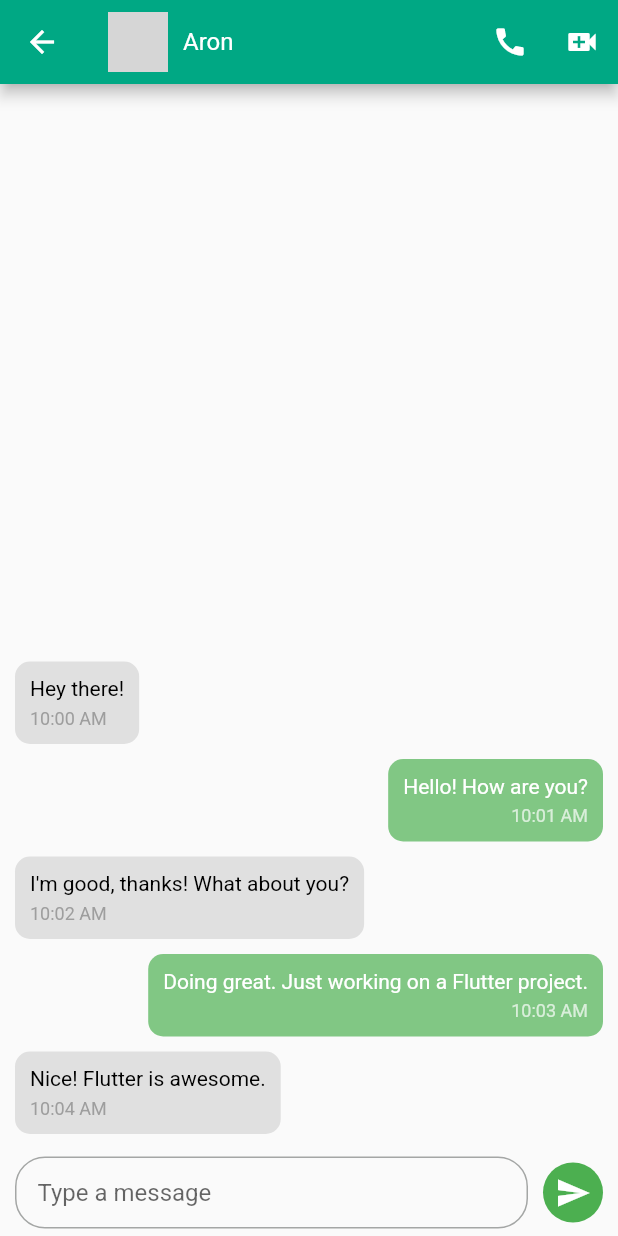
After one commit to nextgenbite/whatsapp-ui, a Flutter app: the ChatsScreen screen opened directly, after a tap on "Aron", on a phone screen of 412 x 824 dp. The commit adds this screen. Run offline on Flutter 3.47's test engine with Material 3 defaults, Android fonts, the phone set to English and light mode, and no system bars; our stand-ins replace image_picker; network calls fail; grey boxes are pictures that could not be loaded.

Commit message:
message screen added

```diff
--- a/lib/screens/call/calls_screen.dart
+++ b/lib/screens/call/calls_screen.dart
@@ -2,7 +2,8 @@ import 'package:flutter/material.dart';
 import 'package:whatsapp/widgets/ui_helper.dart';
 
 class CallsScreen extends StatelessWidget {
-  var callContent = [
+  CallsScreen({super.key});
+  final callContent = [
     {
       "name": "Micheal",
       "img":
--- a/lib/screens/camera/camera_screen.dart
+++ b/lib/screens/camera/camera_screen.dart
@@ -1,6 +1,8 @@
 import 'package:flutter/material.dart';
 
 class CameraScreen extends StatelessWidget {
+  const CameraScreen({super.key});
+  // final TextEditingController _controller = TextEditingController();
   @override
   Widget build(BuildContext context) {
     return Scaffold(body: Center(child: Text("Camera")));
--- a/lib/screens/chats/chats_screen.dart
+++ b/lib/screens/chats/chats_screen.dart
@@ -1,8 +1,11 @@
 import 'package:flutter/material.dart';
 import 'package:whatsapp/widgets/ui_helper.dart';
 
+import '../message/message_screen.dart';
+
 class ChatsScreen extends StatelessWidget {
-  var arrContent = [
+  ChatsScreen({super.key});
+  final arrContent = [
     {
       "images":
           "https://t3.ftcdn.net/jpg/02/43/12/34/360_F_243123463_zTooub557xEWABDLk0jJklDyLSGl2jrr.jpg",
@@ -86,6 +89,18 @@ class ChatsScreen extends StatelessWidget {
             child: ListView.builder(
               itemBuilder: (context, index) {
                 return ListTile(
+                  onTap: () {
+                    Navigator.push(
+                      context,
+                      MaterialPageRoute(
+                        builder:
+                            (context) => MessageScreen(
+                              userName: arrContent[index]["name"].toString(),
+                              userImage: arrContent[index]["images"].toString(),
+                            ),
+                      ),
+                    );
+                  },
                   leading: CircleAvatar(
                     radius: 40,
                     backgroundImage: NetworkImage(
--- a/lib/screens/home/home_screen.dart
+++ b/lib/screens/home/home_screen.dart
@@ -7,6 +7,7 @@ import '../chats/chats_screen.dart';
 import '../status/status_screen.dart';
 
 class HomeScreen extends StatelessWidget {
+  const HomeScreen({super.key});
   @override
   Widget build(BuildContext context) {
     return DefaultTabController(
--- /dev/null
+++ b/lib/screens/message/message_screen.dart
@@ -0,0 +1,187 @@
+import 'package:flutter/material.dart';
+import 'package:whatsapp/widgets/ui_helper.dart';
+
+class MessageScreen extends StatefulWidget {
+  const MessageScreen({
+    super.key,
+    this.userName = "User Name",
+    this.userImage = "https://dummyimage.com/300x300/000/fff&text=User",
+  });
+  final String userName;
+  final String userImage;
+
+  @override
+  State<MessageScreen> createState() => _MessageScreenState();
+}
+
+class _MessageScreenState extends State<MessageScreen> {
+  final TextEditingController _controller = TextEditingController();
+
+  final List<Map<String, dynamic>> _messages = [];
+
+  @override
+  void initState() {
+    super.initState();
+    _loadDummyMessages();
+  }
+
+  void _loadDummyMessages() {
+    _messages.addAll([
+      {'text': 'Hey there!', 'timestamp': '10:00 AM', 'isMe': false},
+      {'text': 'Hello! How are you?', 'timestamp': '10:01 AM', 'isMe': true},
+      {
+        'text': 'I\'m good, thanks! What about you?',
+        'timestamp': '10:02 AM',
+        'isMe': false,
+      },
+      {
+        'text': 'Doing great. Just working on a Flutter project.',
+        'timestamp': '10:03 AM',
+        'isMe': true,
+      },
+      {
+        'text': 'Nice! Flutter is awesome.',
+        'timestamp': '10:04 AM',
+        'isMe': false,
+      },
+    ]);
+  }
+
+  void _sendMessage() {
+    final text = _controller.text.trim();
+    if (text.isNotEmpty) {
+      setState(() {
+        _messages.add({
+          'text': text,
+          'timestamp': TimeOfDay.now().format(context),
+          'isMe': true,
+        });
+      });
+      _controller.clear();
+    }
+  }
+
+  @override
+  Widget build(BuildContext context) {
+    return Scaffold(
+      appBar: AppBar(
+        iconTheme: IconThemeData(color: Colors.white),
+        leading: IconButton(
+          icon: Icon(Icons.arrow_back),
+          onPressed: () {
+            Navigator.pop(context);
+          },
+        ),
+        title: Row(
+          children: [
+            CircleAvatar(
+              backgroundImage: NetworkImage(
+                widget.userImage, // Replace with your image URL
+              ), // Replace with your image URL
+            ),
+            SizedBox(width: 10),
+            UiHelper.customTextStyle(
+              text: widget.userName,
+              fontSize: 16,
+              color: Colors.white,
+            ),
+          ],
+        ),
+        actions: [
+          IconButton(
+            icon: Icon(Icons.call),
+            onPressed: () {
+              // Handle call action
+            },
+          ),
+          IconButton(
+            icon: Icon(Icons.video_call),
+            onPressed: () {
+              // Handle video call action
+            },
+          ),
+        ],
+      ),
+
+      body: SafeArea(
+        child: Column(
+          children: [
+            Expanded(
+              child: ListView.builder(
+                reverse: true,
+                padding: EdgeInsets.symmetric(horizontal: 10, vertical: 5),
+                itemCount: _messages.length,
+                itemBuilder: (context, index) {
+                  final message = _messages[_messages.length - 1 - index];
+                  final isMe = message['isMe'];
+                  return Align(
+                    alignment:
+                        isMe ? Alignment.centerRight : Alignment.centerLeft,
+                    child: Container(
+                      decoration: BoxDecoration(
+                        color: isMe ? Colors.green[300] : Colors.grey[300],
+                        borderRadius: BorderRadius.circular(10),
+                      ),
+                      padding: EdgeInsets.all(10),
+                      margin: EdgeInsets.symmetric(vertical: 5),
+                      child: Column(
+                        crossAxisAlignment:
+                            isMe
+                                ? CrossAxisAlignment.end
+                                : CrossAxisAlignment.start,
+                        children: [
+                          UiHelper.customTextStyle(
+                            text: message['text'],
+                            fontSize: 14,
+                            color: isMe ? Colors.white : Colors.black,
+                          ),
+                          SizedBox(height: 5),
+                          UiHelper.customTextStyle(
+                            text: message['timestamp'],
+                            fontSize: 12,
+                            color: isMe ? Colors.white70 : Colors.grey,
+                          ),
+                        ],
+                      ),
+                    ),
+                  );
+                },
+              ),
+            ),
+            Padding(
+              padding: const EdgeInsets.symmetric(horizontal: 10, vertical: 5),
+              child: Row(
+                children: [
+                  Expanded(
+                    child: TextField(
+                      controller: _controller,
+                      decoration: InputDecoration(
+                        hintText: "Type a message",
+                        border: OutlineInputBorder(
+                          borderRadius: BorderRadius.circular(20),
+                        ),
+                        contentPadding: EdgeInsets.symmetric(
+                          horizontal: 15,
+                          vertical: 10,
+                        ),
+                      ),
+                    ),
+                  ),
+                  SizedBox(width: 10),
+                  CircleAvatar(
+                    backgroundColor: Colors.green,
+                    child: IconButton(
+                      icon: Icon(Icons.send, color: Colors.white),
+                      onPressed: _sendMessage,
+                    ),
+                  ),
+                ],
+              ),
+            ),
+          ],
+        ),
+      ),
+      floatingActionButtonLocation: FloatingActionButtonLocation.centerFloat,
+    );
+  }
+}
--- a/lib/screens/status/status_screen.dart
+++ b/lib/screens/status/status_screen.dart
@@ -3,7 +3,7 @@ import 'package:whatsapp/widgets/ui_helper.dart';
 
 class StatusScreen extends StatelessWidget {
   StatusScreen({super.key});
-  var statusContent = [
+  final statusContent = [
     {
       "img":
           "https://img.freepik.com/free-photo/portrait-white-man-isolated_53876-40306.jpg",
```
Also changed, not shown: lib/main.dart (+2 -5 lines), lib/screens/otp/otp_screen.dart (+7 -7 lines), lib/screens/profile/profile_screen.dart (+12 -4 lines).
